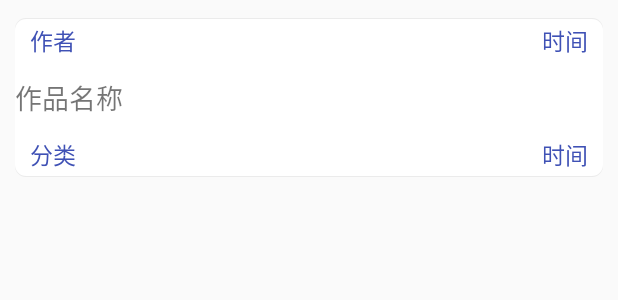
After one commit to Tomzem/WanAndroid, an Android app: the layout item_list_index_article.xml on its own in the app's theme, with its tools: preview values and no code run, on a phone screen of 412 x 824 dp. The commit adds this screen. Shown: the top 300 px of the screen. Run offline under Robolectric (Android 15) with nearby library versions, the phone set to English and light mode, and no system bars.

Commit message:
获取首页文章列表

```diff
--- a/app/build.gradle
+++ b/app/build.gradle
@@ -73,4 +73,7 @@ dependencies {
     compile 'com.github.1em0nsOft:LemonHello4Android:1.0.1'
     //图片轮播
     compile 'com.youth.banner:banner:1.4.10'
+    //上拉刷新下拉加载
+    implementation 'cn.bingoogolapple:bga-refreshlayout:1.1.8@aar'
+    //收藏    compile 'com.wx.goodview:goodview:1.0.0'
 }
--- a/app/src/main/java/com/wanandroid/tomzem/fragmentlayout/FragmentIndex/model/FragmentModel.java
+++ b/app/src/main/java/com/wanandroid/tomzem/fragmentlayout/FragmentIndex/model/FragmentModel.java
@@ -8,4 +8,5 @@ import com.wanandroid.tomzem.fragmentlayout.FragmentIndex.OnCallBack;
 
 public interface FragmentModel {
     void getImagesPath(OnCallBack.OnImagesPathCallBack onImagesPathCallBack);
+    void getIndexArticle(int postion, OnCallBack.OnIndexArticleCallBack onIndexArticleCallBack);
 }
--- a/app/src/main/java/com/wanandroid/tomzem/fragmentlayout/FragmentIndex/presenter/FragmentIndexPresenter.java
+++ b/app/src/main/java/com/wanandroid/tomzem/fragmentlayout/FragmentIndex/presenter/FragmentIndexPresenter.java
@@ -6,4 +6,5 @@ package com.wanandroid.tomzem.fragmentlayout.FragmentIndex.presenter;
 
 public interface FragmentIndexPresenter {
     void getImagesBanner();
+    void getIndexArticle(int position);
 }
--- a/app/src/main/java/com/wanandroid/tomzem/fragmentlayout/FragmentIndex/view/FragmentIndex.java
+++ b/app/src/main/java/com/wanandroid/tomzem/fragmentlayout/FragmentIndex/view/FragmentIndex.java
@@ -34,6 +34,7 @@ public class FragmentIndex extends BaseFragment implements FragmentIndexView{
     public void initView() {
         fragmentIndexPresenter = new FragmentIndexPresenterImpl(this);
         fragmentIndexPresenter.getImagesBanner();
+        fragmentIndexPresenter.getIndexArticle(0);
     }
 
     @Override
--- /dev/null
+++ b/app/src/main/res/drawable/style_radius_shadow.xml
@@ -0,0 +1,33 @@
+<?xml version="1.0" encoding="utf-8"?>
+<layer-list xmlns:android="http://schemas.android.com/apk/res/android" >
+
+    <!-- 阴影部分 -->
+    <!-- 个人觉得更形象的表达：top代表下边的阴影高度，left代表右边的阴影宽度。其实也就是相对应的offset，solid中的颜色是阴影的颜色，也可以设置角度等等 -->
+    <item
+        android:top="2dp"
+        android:bottom="2dp">
+        <shape android:shape="rectangle" >
+
+            <corners android:radius="7dp"/>
+            <gradient
+                android:angle="270"
+                android:endColor="#0F000000"
+                android:startColor="#0F000000" />
+        </shape>
+    </item>
+
+    <!--&lt;!&ndash; 背景部分 &ndash;&gt;-->
+    <!-- 形象的表达：bottom代表背景部分在上边缘超出阴影的高度，right代表背景部分在左边超出阴影的宽度（相对应的offset） -->
+    <item
+        android:bottom="3dp"
+        android:top="3dp">
+        <shape android:shape="rectangle" >
+        <corners android:radius="7dp"/>
+            <gradient
+                android:angle="270"
+                android:endColor="#FFFFFF"
+                android:startColor="#FFFFFF"/>
+
+        </shape>
+    </item>
+</layer-list>
--- /dev/null
+++ b/app/src/main/res/layout/item_list_index_article.xml
@@ -0,0 +1,73 @@
+<?xml version="1.0" encoding="utf-8"?>
+<LinearLayout
+    xmlns:android="http://schemas.android.com/apk/res/android"
+    android:layout_width="match_parent"
+    android:layout_height="110dp"
+    android:orientation="vertical"
+    android:layout_margin="10dp"
+    android:background="@drawable/style_radius_shadow">
+
+    <RelativeLayout
+        android:layout_width="match_parent"
+        android:layout_height="wrap_content"
+        android:layout_marginTop="5dp">
+
+        <TextView
+            android:id="@+id/tv_author_index"
+            android:layout_width="wrap_content"
+            android:layout_height="wrap_content"
+            android:layout_alignParentLeft="true"
+            android:layout_marginLeft="10dp"
+            android:text="作者"
+            android:textColor="@color/colorPrimary"
+            android:textSize="15sp"/>
+
+        <TextView
+            android:id="@+id/tv_date_index"
+            android:layout_width="wrap_content"
+            android:layout_height="wrap_content"
+            android:layout_alignParentRight="true"
+            android:layout_marginRight="10dp"
+            android:text="时间"
+            android:textColor="@color/colorPrimary"
+            android:textSize="15sp"/>
+
+    </RelativeLayout>
+
+    <TextView
+        android:id="@+id/tv_title_index"
+        android:layout_width="match_parent"
+        android:layout_height="0dp"
+        android:layout_weight="1"
+        android:singleLine="true"
+        android:gravity="center_vertical"
+        android:text="作品名称"
+        android:textSize="18sp"/>
+
+    <RelativeLayout
+        android:layout_width="match_parent"
+        android:layout_height="wrap_content"
+        android:layout_marginBottom="5dp">
+
+        <TextView
+            android:id="@+id/tv_chapter_index"
+            android:layout_width="wrap_content"
+            android:layout_height="wrap_content"
+            android:layout_alignParentLeft="true"
+            android:layout_marginLeft="10dp"
+            android:text="分类"
+            android:textColor="@color/colorPrimary"
+            android:textSize="15sp"/>
+
+        <TextView
+            android:id="@+id/tv_zan_index"
+            android:layout_width="wrap_content"
+            android:layout_height="wrap_content"
+            android:layout_alignParentRight="true"
+            android:layout_marginRight="10dp"
+            android:text="时间"
+            android:textColor="@color/colorPrimary"
+            android:textSize="15sp"/>
+
+    </RelativeLayout>
+</LinearLayout>
```
Also changed, not shown: app/src/main/java/com/wanandroid/tomzem/bean/ListResponse.java (added, +73 -0 lines), app/src/main/java/com/wanandroid/tomzem/fragmentlayout/FragmentIndex/OnCallBack.java (+8 -1 lines), app/src/main/java/com/wanandroid/tomzem/fragmentlayout/FragmentIndex/model/FragmentModelImpl.java (+42 -12 lines), app/src/main/java/com/wanandroid/tomzem/fragmentlayout/FragmentIndex/presenter/FragmentIndexPresenterImpl.java (+17 -1 lines), app/src/main/java/com/wanandroid/tomzem/http/APIServer.java (+21 -2 lines), app/src/main/res/layout/fragment_index.xml (+13 -7 lines), app/src/main/res/layout/item_header_index.xml (added, +7 -0 lines).
